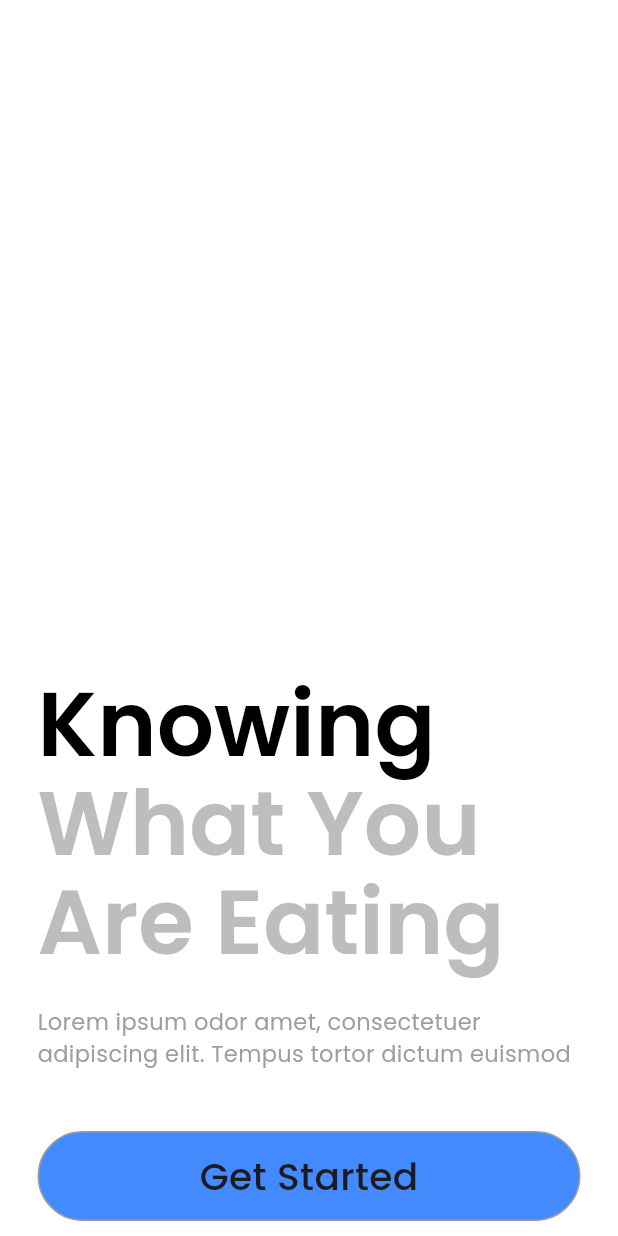
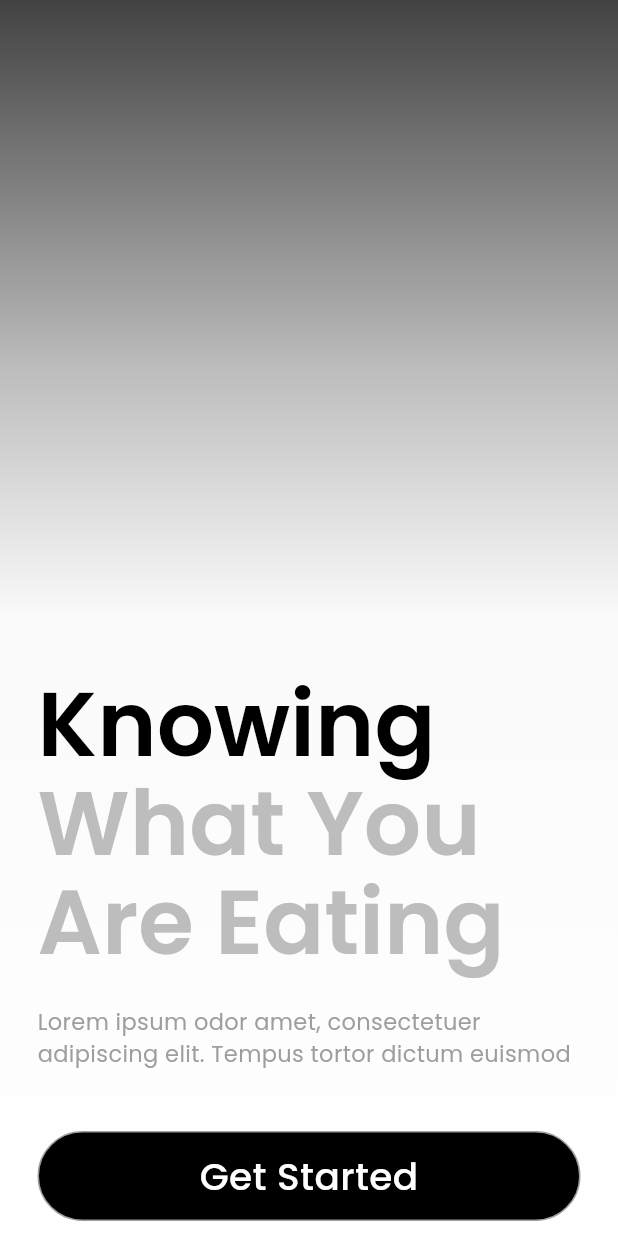
Before and after one commit to jahez07/kwye, a Flutter app: the screen it shows after launch, on a phone screen of 412 x 824 dp. Run offline on Flutter 3.47's test engine with Material 3 defaults, Android fonts, the phone set to English and light mode, and no system bars; our stand-ins replace firebase_auth, firebase_core, get, google_fonts, image_picker; missing offline and left inert: google_mlkit_text_recognition; accounts and stored records are empty.

Commit message:
LinearGradient update

```diff
--- a/lib/Screens/getting_started.dart
+++ b/lib/Screens/getting_started.dart
@@ -12,8 +12,21 @@ class GettingStarted extends StatelessWidget {
   Widget build(BuildContext context) {
     final size = MediaQuery.of(context).size;
     return Scaffold(
-      backgroundColor: Colors.white,
-      body: SafeArea(
+      body: Container(
+        decoration: BoxDecoration(
+          gradient: LinearGradient(
+            begin: Alignment.topCenter,
+            end: Alignment.bottomCenter,
+            stops: [0.0, 0.3, 0.5, 1.0],
+            colors: [
+              Colors.grey.shade800, // Slightly darker purple at the bottom
+              Colors.grey.shade400, // Light purple starts before halfway
+              Colors.grey.shade50, // Very light blue
+              Colors.white, // Start with white at the top
+            ],
+          ),
+        ),
+        child: SafeArea(
           child: Padding(
             padding: const EdgeInsets.only(right: 15.0, left: 15.0),
             child: Container(
@@ -31,7 +44,7 @@ class GettingStarted extends StatelessWidget {
                             fontSize: 60,
                             fontWeight: FontWeight.w600,
                             color: Colors.black,
-                          height: 1.1, // Reduced line height for the first line
+                            height: 1.1,
                           ),
                         ),
                         WidgetSpan(
@@ -44,7 +57,7 @@ class GettingStarted extends StatelessWidget {
                             fontSize: 60,
                             fontWeight: FontWeight.w600,
                             color: Colors.grey.shade400,
-                          height: 1.1, // Reduced line height for the first line
+                            height: 1.1,
                           ),
                         ),
                       ]),
@@ -66,7 +79,7 @@ class GettingStarted extends StatelessWidget {
                         height: 60,
                         width: size.width * 1,
                         decoration: BoxDecoration(
-                          color: Colors.blueAccent,
+                            color: Colors.black,
                             borderRadius: BorderRadius.circular(30),
                             border: Border.all(width: 1, color: Colors.grey)),
                         child: Center(
@@ -75,7 +88,9 @@ class GettingStarted extends StatelessWidget {
                             child: Text(
                               'Get Started',
                               style: GoogleFonts.poppins(
-                                fontSize: 25, fontWeight: FontWeight.w500),
+                                  fontSize: 25,
+                                  fontWeight: FontWeight.w500,
+                                  color: Colors.white),
                             ),
                           ),
                         ),
@@ -87,6 +102,7 @@ class GettingStarted extends StatelessWidget {
             ),
           ),
         ),
+      ),
     );
   }
 }
```
Lines whose indentation alone changed are shown as unchanged.
